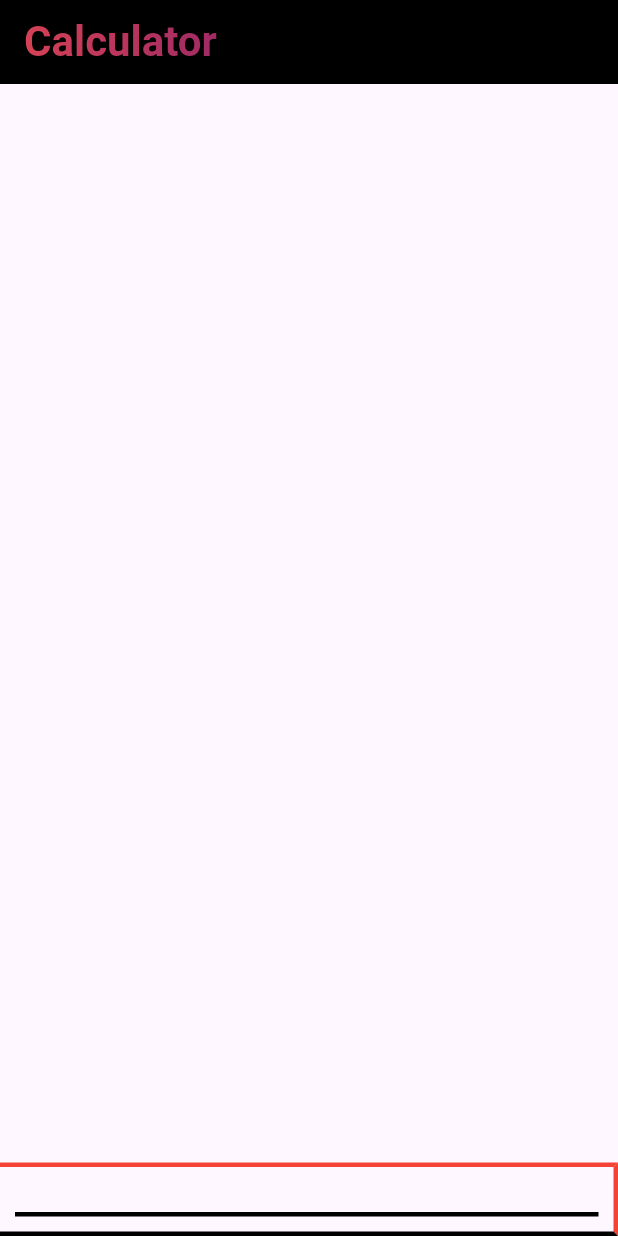
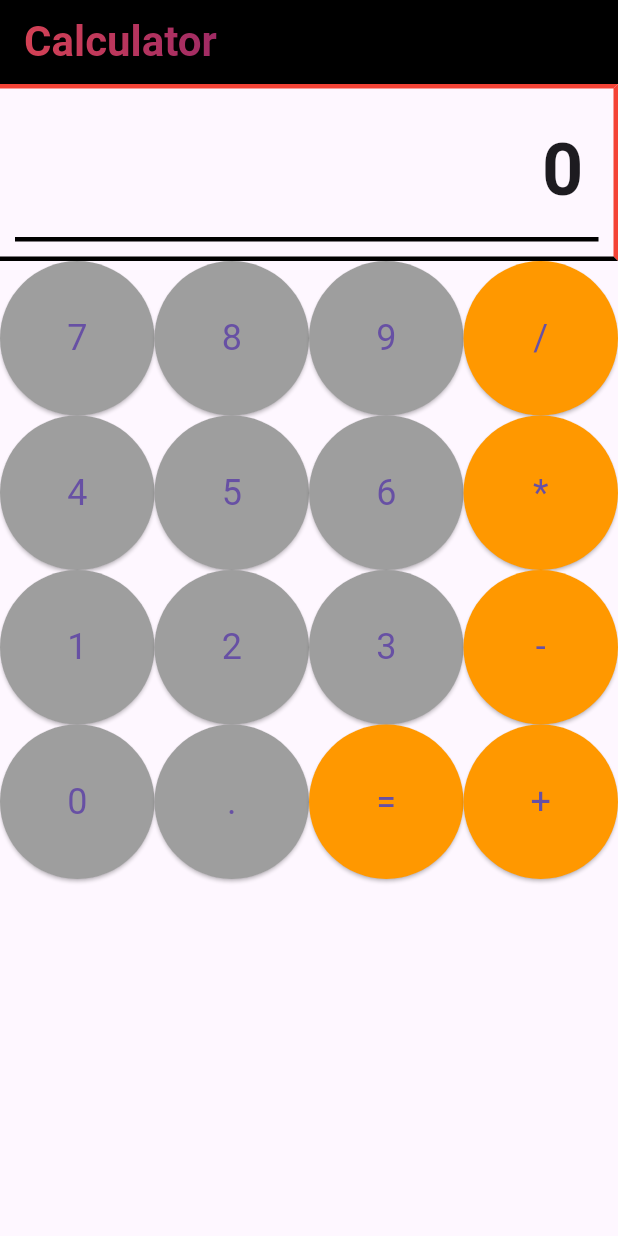
Before and after one commit to dagiteferi/Calculator, a Flutter app: the screen it shows after launch, on a phone screen of 412 x 824 dp. Run offline on Flutter 3.47's test engine with Material 3 defaults, Android fonts, the phone set to English and light mode, and no system bars.

Commit message:
button done

```diff
--- a/lib/Calculator.dart
+++ b/lib/Calculator.dart
@@ -8,6 +8,8 @@ class Calculator extends StatefulWidget {
 }
 
 class _CalculatorState extends State<Calculator> {
+  String _input = '0'; // Define the input variable
+
   @override
   Widget build(BuildContext context) {
     return Scaffold(
@@ -44,17 +46,9 @@ class _CalculatorState extends State<Calculator> {
             decoration: const BoxDecoration(
               border: Border(
                 top: BorderSide(color: Colors.red, width: 3.0),
-                //left: BorderSide(color: Colors.black, width: 3.0),
                 right: BorderSide(color: Colors.red, width: 3.0),
                 bottom: BorderSide(color: Colors.black, width: 3.0),
-                //bottom: BorderSide(color: Colors.red, width: 3.0),
               ),
-
-              // child: Text( _input,
-              //  style: TextStyle(
-              //   fontSize: 48.0,
-              //   fontWeight: FontWeight.bold,
-              //   ),
             ),
             child: Container(
               padding: const EdgeInsets.all(10.0),
@@ -64,10 +58,52 @@ class _CalculatorState extends State<Calculator> {
                   bottom: BorderSide(color: Colors.black, width: 3.0),
                 ),
               ),
+              child: Text(
+                _input,
+                style: const TextStyle(
+                  fontSize: 48.0,
+                  fontWeight: FontWeight.bold,
+                ),
+              ),
+            ),
+          ),
+          Expanded(
+            child: GridView.count(
+              crossAxisCount: 4,
+              children: <Widget>[
+                _buildButton('7', Colors.grey, () {/* Button logic here */}),
+                _buildButton('8', Colors.grey, () {/* Button logic here */}),
+                _buildButton('9', Colors.grey, () {/* Button logic here */}),
+                _buildButton('/', Colors.orange, () {/* Button logic here */}),
+                _buildButton('4', Colors.grey, () {/* Button logic here */}),
+                _buildButton('5', Colors.grey, () {/* Button logic here */}),
+                _buildButton('6', Colors.grey, () {/* Button logic here */}),
+                _buildButton('*', Colors.orange, () {/* Button logic here */}),
+                _buildButton('1', Colors.grey, () {/* Button logic here */}),
+                _buildButton('2', Colors.grey, () {/* Button logic here */}),
+                _buildButton('3', Colors.grey, () {/* Button logic here */}),
+                _buildButton('-', Colors.orange, () {/* Button logic here */}),
+                _buildButton('0', Colors.grey, () {/* Button logic here */}),
+                _buildButton('.', Colors.grey, () {/* Button logic here */}),
+                _buildButton('=', Colors.orange, () {/* Button logic here */}),
+                _buildButton('+', Colors.orange, () {/* Button logic here */}),
+              ],
             ),
           ),
         ],
       ),
     );
   }
+
+  Widget _buildButton(String text, Color color, VoidCallback onPressed) {
+    return ElevatedButton(
+      style: ElevatedButton.styleFrom(
+        backgroundColor: color,
+        padding: const EdgeInsets.all(20.0),
+        textStyle: const TextStyle(fontSize: 24),
+      ),
+      onPressed: onPressed,
+      child: Text(text),
+    );
+  }
 }
--- a/lib/_buildButton.dart
+++ b/lib/_buildButton.dart
@@ -0,0 +1,13 @@
+import 'package:flutter/material.dart';
+
+Widget _buildButton(String text, Color color, VoidCallback onPressed) {
+  return ElevatedButton(
+    style: ElevatedButton.styleFrom(
+      backgroundColor: color,
+      padding: const EdgeInsets.all(20.0),
+      textStyle: const TextStyle(fontSize: 24),
+    ),
+    onPressed: onPressed,
+    child: Text(text),
+  );
+}
```
